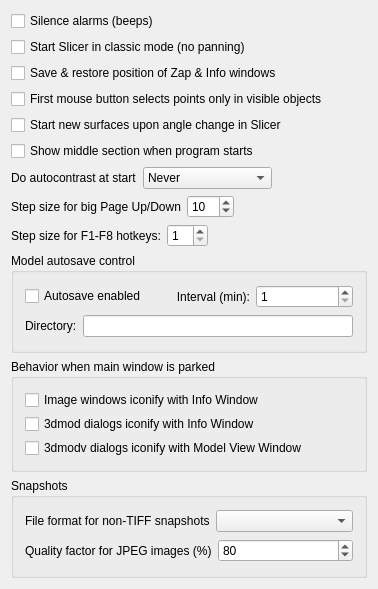
Above: imod/form_behavior.ui from LabShare-Archive/IMOD before the change. Below: the same form after it.
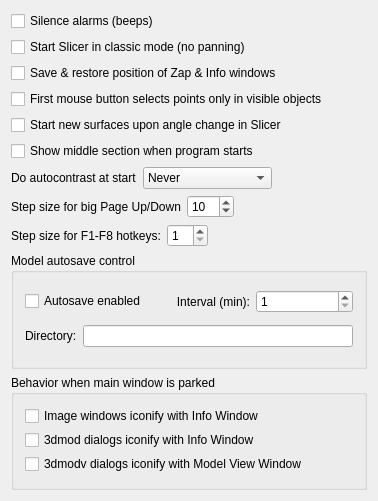
That is the form after the change.

Commit message: Changes for new snapshot preference panel

```diff
--- a/imod/form_behavior.ui
+++ b/imod/form_behavior.ui
@@ -6,7 +6,7 @@
     <x>0</x>
     <y>0</y>
     <width>378</width>
-    <height>589</height>
+    <height>501</height>
    </rect>
   </property>
   <property name="windowTitle" >
@@ -341,69 +341,6 @@
      </layout>
     </widget>
    </item>
-   <item>
-    <widget class="QGroupBox" name="groupBox7" >
-     <property name="title" >
-      <string>Snapshots</string>
-     </property>
-     <layout class="QVBoxLayout" >
-      <item>
-       <layout class="QHBoxLayout" >
-        <item>
-         <widget class="QLabel" name="textLabel1" >
-          <property name="text" >
-           <string>File format for non-TIFF snapshots</string>
-          </property>
-          <property name="wordWrap" >
-           <bool>false</bool>
-          </property>
-         </widget>
-        </item>
-        <item>
-         <widget class="QComboBox" name="formatComboBox" >
-          <property name="toolTip" >
-           <string>Select file format for "RGB" snapshots</string>
-          </property>
-         </widget>
-        </item>
-       </layout>
-      </item>
-      <item>
-       <layout class="QHBoxLayout" >
-        <item>
-         <widget class="QLabel" name="textLabel2" >
-          <property name="toolTip" >
-           <string>Factor determining compression/quality of JPEG images</string>
-          </property>
-          <property name="text" >
-           <string>Quality factor for JPEG images (%)</string>
-          </property>
-          <property name="wordWrap" >
-           <bool>false</bool>
-          </property>
-         </widget>
-        </item>
-        <item>
-         <widget class="QSpinBox" name="qualitySpinBox" >
-          <property name="toolTip" >
-           <string>Factor determining compression/quality of JPEG images (-1 for default)</string>
-          </property>
-          <property name="minimum" >
-           <number>-1</number>
-          </property>
-          <property name="maximum" >
-           <number>100</number>
-          </property>
-          <property name="value" >
-           <number>80</number>
-          </property>
-         </widget>
-        </item>
-       </layout>
-      </item>
-     </layout>
-    </widget>
-   </item>
   </layout>
  </widget>
  <layoutdefault spacing="6" margin="11" />
```
The commit also changes 6 other files.
